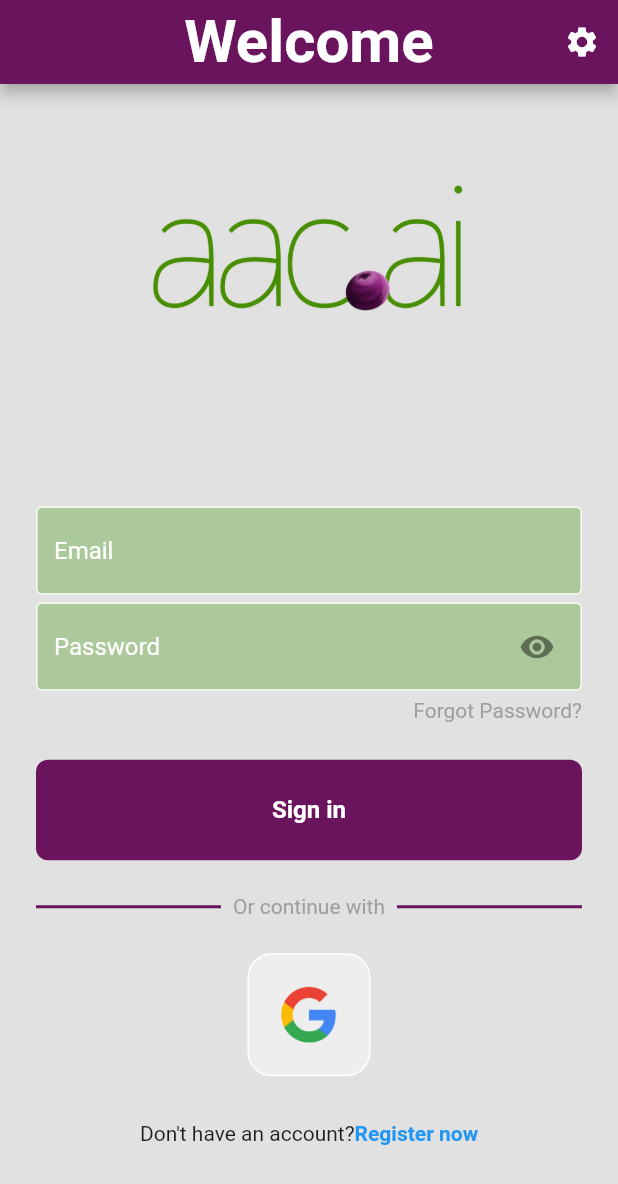
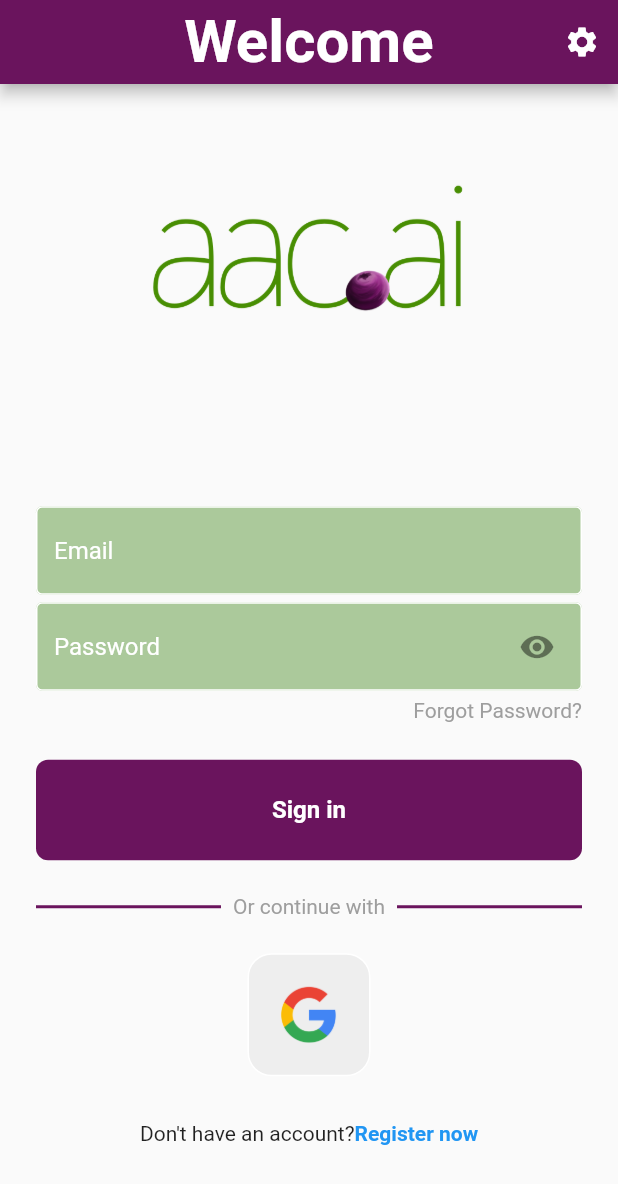
Before and after one commit to biiggman/aacai, a Flutter app: the screen it shows after launch, on a phone screen of 412 x 824 dp. Shown: the top 1184 px of the screen. Run offline on Flutter 3.47's test engine with Material 2 defaults, Android fonts, the phone set to English and light mode, and no system bars; our stand-ins replace cached_network_image, camera, cloud_firestore, easy_localization, firebase_auth, firebase_core and 7 more; missing offline and left inert: tflite; accounts and stored records are empty.

Commit message:
modified:   lib/ui/imageboard_ui.dart/custom_appbar.dart 	modified:   lib/ui/login/login_page.dart 	modified:   lib/utils/UI_templates.dart 	modified:   lib/utils/themes.dart

```diff
--- a/lib/ui/imageboard_ui.dart/custom_appbar.dart
+++ b/lib/ui/imageboard_ui.dart/custom_appbar.dart
@@ -51,7 +51,6 @@ class _CustomAppBarState extends State<CustomAppBar> {
   @override
   Widget build(BuildContext context) {
     return AppBar(
-      backgroundColor: Colors.white,
       centerTitle: false,
       automaticallyImplyLeading: false,
       actions: widget.buttons.isNotEmpty
--- a/lib/ui/login/login_page.dart
+++ b/lib/ui/login/login_page.dart
@@ -50,8 +50,6 @@ class _LoginPageState extends State<LoginPage> {
 
   @override
   Widget build(BuildContext context) {
-    MyThemes.lightTheme;
-
     //  final appleSignInAvailable =
     //     Provider.of<AppleSignInAvailable>(context, listen: false);
 
@@ -63,8 +61,6 @@ class _LoginPageState extends State<LoginPage> {
               _focusPassword.unfocus();
             },
             child: Scaffold(
-              //page background color
-              backgroundColor: const Color.fromARGB(255, 225, 225, 225),
               //top bar
               appBar: AppBar(
                   title: Text('login_welcome_header'.tr()),
@@ -111,8 +107,20 @@ class _LoginPageState extends State<LoginPage> {
                                           Validator.validateEmail(
                                         email: value,
                                       ),
-                                      decoration: UITemplates.textFieldDeco(
-                                          hintText: "login_email_hinttext".tr()),
+                                      decoration: InputDecoration(
+                                          hintText: "login_email_hinttext".tr(),
+                                          enabledBorder:
+                                              const OutlineInputBorder(
+                                                  borderSide: BorderSide(
+                                                      color: Colors.white)),
+                                          errorBorder: OutlineInputBorder(
+                                            borderRadius:
+                                                BorderRadius.circular(6.0),
+                                            borderSide: const BorderSide(
+                                              color: Colors.red,
+                                            ),
+                                          ),
+                                          filled: true),
                                     ),
                                     const SizedBox(height: 5),
                                     //password textfield
@@ -125,9 +133,8 @@ class _LoginPageState extends State<LoginPage> {
                                         password: value,
                                       ),
                                       decoration: InputDecoration(
-                                          hintText: "login_password_hinttext".tr(),
-                                          hintStyle: const TextStyle(
-                                              color: Colors.white),
+                                          hintText:
+                                              "login_password_hinttext".tr(),
                                           //Icon button toggles password visibility
                                           suffixIcon: IconButton(
                                             padding: const EdgeInsetsDirectional
@@ -153,12 +160,6 @@ class _LoginPageState extends State<LoginPage> {
                                               color: Colors.red,
                                             ),
                                           ),
-                                          focusedBorder:
-                                              const OutlineInputBorder(
-                                                  borderSide: BorderSide(
-                                                      color:
-                                                          Color(0xff6A145D))),
-                                          fillColor: const Color(0xffABC99B),
                                           filled: true),
                                     ),
                                     const SizedBox(height: 5),
@@ -177,8 +178,8 @@ class _LoginPageState extends State<LoginPage> {
                                           },
                                           child: Text(
                                             'login_forgot_pw'.tr(),
-                                            style:
-                                                const TextStyle(color: Colors.grey),
+                                            style: const TextStyle(
+                                                color: Colors.grey),
                                           ),
                                         ),
                                       ],
@@ -226,7 +227,8 @@ class _LoginPageState extends State<LoginPage> {
                                               }
                                             },
                                             child: UITemplates.buttonDeco(
-                                                displayText: "login_signin_prompt".tr(),
+                                                displayText:
+                                                    "login_signin_prompt".tr(),
                                                 vertInset: 24),
                                           ),
 
@@ -235,23 +237,18 @@ class _LoginPageState extends State<LoginPage> {
                                     Row(
                                       children: [
                                         const Expanded(
-                                          child: Divider(
-                                            thickness: 2,
-                                            color: Color(0xff6A145D),
-                                          ),
+                                          child: Divider(),
                                         ),
                                         Padding(
                                           padding: const EdgeInsets.all(8.0),
                                           child: Text(
                                             'login_continue_prompt'.tr(),
-                                            style:
-                                                const TextStyle(color: Colors.grey),
+                                            style: const TextStyle(
+                                                color: Colors.grey),
                                           ),
                                         ),
                                         const Expanded(
-                                          child: Divider(
-                                              thickness: 2,
-                                              color: Color(0xff6A145D)),
+                                          child: Divider(),
                                         ),
                                       ],
                                     ),
--- a/lib/utils/UI_templates.dart
+++ b/lib/utils/UI_templates.dart
@@ -6,19 +6,21 @@ class UITemplates {
   static InputDecoration textFieldDeco({required String hintText}) {
     return (InputDecoration(
         hintText: hintText,
-        hintStyle: const TextStyle(color: Colors.white),
-        enabledBorder: const OutlineInputBorder(
-            borderSide: BorderSide(color: Colors.white)),
         errorBorder: OutlineInputBorder(
           borderRadius: BorderRadius.circular(6.0),
           borderSide: const BorderSide(
             color: Colors.red,
           ),
+          /* hintStyle: const TextStyle(color: Colors.white),
+        enabledBorder: const OutlineInputBorder(
+            borderSide: BorderSide(color: Colors.white)),
+
         ),
         focusedBorder: const OutlineInputBorder(
             borderSide: BorderSide(color: Color(0xff6A145D))),
         fillColor: const Color(0xffABC99B),
-        filled: true));
+        filled: true*/
+        )));
   }
 
 //general button decoration
--- a/lib/utils/themes.dart
+++ b/lib/utils/themes.dart
@@ -1,3 +1,4 @@
+import 'package:aacademic/ui/imageboard_ui.dart/custom_appbar.dart';
 import 'package:flutter/material.dart';
 import 'package:path/path.dart';
 
@@ -89,10 +90,25 @@ class MyThemes {
           splashColor: Color(0xffABC99B)),
 
 //Color scheme properties
-    colorScheme: ColorScheme.fromSwatch()
-        .copyWith(secondary: Colors.white)
-        .copyWith(background: const Color(0xff6A145D)),
-  );
+      colorScheme:
+          ColorScheme.fromSwatch().copyWith(secondary: Colors.white).copyWith(
+                background: const Color.fromARGB(255, 225, 225, 225),
+              ),
+      inputDecorationTheme: const InputDecorationTheme(
+          hintStyle: TextStyle(color: Colors.white),
+          enabledBorder:
+              OutlineInputBorder(borderSide: BorderSide(color: Colors.white)),
+          errorBorder: OutlineInputBorder(
+            borderSide: BorderSide(
+              color: Colors.red,
+            ),
+          ),
+          focusedBorder: OutlineInputBorder(
+              borderSide: BorderSide(color: Color(0xff6A145D))),
+          fillColor: Color(0xffABC99B),
+          filled: true),
+      dividerTheme:
+          const DividerThemeData(thickness: 2, color: Color(0xff6A145D)));
 
   static final ThemeData darkTheme = ThemeData(
       primaryColor: Colors.grey,
@@ -102,7 +118,10 @@ class MyThemes {
       dialogBackgroundColor: Colors.black54,
       textSelectionTheme:
           const TextSelectionThemeData(selectionColor: Colors.grey),
-  );
+      textTheme: darkTextTheme);
+
+  static const TextTheme darkTextTheme =
+      TextTheme(labelLarge: TextStyle(color: Colors.black));
 
   static final ThemeData protanopiaTheme = ThemeData(
       primaryColor: const Color(0xff4A4940),
@@ -150,7 +169,37 @@ class MyThemes {
           },
         ),
       )),
-  );
+      buttonTheme: const ButtonThemeData(
+          buttonColor: Color(0xff4A4940),
+          focusColor: Color(0xff8c8c27),
+          splashColor: Color(0xff393C09)),
+
+//floating action button properties, used to hold a buttons position on a page while scrolling.
+      floatingActionButtonTheme: const FloatingActionButtonThemeData(
+          backgroundColor: Color(0xff4A4940),
+          focusColor: Color(0xff8c8c27),
+          splashColor: Color(0xff393C09)),
+
+//Color scheme properties
+      colorScheme:
+          ColorScheme.fromSwatch().copyWith(secondary: Colors.white).copyWith(
+                background: const Color.fromARGB(255, 225, 225, 225),
+              ),
+      inputDecorationTheme: const InputDecorationTheme(
+          hintStyle: TextStyle(color: Colors.white),
+          enabledBorder:
+              OutlineInputBorder(borderSide: BorderSide(color: Colors.white)),
+          errorBorder: OutlineInputBorder(
+            borderSide: BorderSide(
+              color: Colors.red,
+            ),
+          ),
+          focusedBorder: OutlineInputBorder(
+              borderSide: BorderSide(color: Color(0xff4A4940))),
+          fillColor: Color(0xff8c8c27),
+          filled: true),
+      dividerTheme:
+          const DividerThemeData(thickness: 2, color: Color(0xff4A4940)));
 
   static final ThemeData tritanopiaTheme = ThemeData(
       primaryColor: const Color(0xff553e3e),
@@ -198,7 +247,37 @@ class MyThemes {
           },
         ),
       )),
-  );
+      buttonTheme: const ButtonThemeData(
+          buttonColor: Color(0xff553e3e),
+          focusColor: Color(0xff7d464c),
+          splashColor: Color(0xff391f21)),
+
+//floating action button properties, used to hold a buttons position on a page while scrolling.
+      floatingActionButtonTheme: const FloatingActionButtonThemeData(
+          backgroundColor: Color(0xff553e3e),
+          focusColor: Color(0xff7d464c),
+          splashColor: Color(0xff391f21)),
+
+//Color scheme properties
+      colorScheme:
+          ColorScheme.fromSwatch().copyWith(secondary: Colors.white).copyWith(
+                background: const Color.fromARGB(255, 225, 225, 225),
+              ),
+      inputDecorationTheme: const InputDecorationTheme(
+          hintStyle: TextStyle(color: Colors.white),
+          enabledBorder:
+              OutlineInputBorder(borderSide: BorderSide(color: Colors.white)),
+          errorBorder: OutlineInputBorder(
+            borderSide: BorderSide(
+              color: Colors.red,
+            ),
+          ),
+          focusedBorder: OutlineInputBorder(
+              borderSide: BorderSide(color: Color(0xff553e3e))),
+          fillColor: Color(0xff7d464c),
+          filled: true),
+      dividerTheme:
+          const DividerThemeData(thickness: 2, color: Color(0xff553e3e)));
 
   static final ThemeData achromatopsiaTheme = ThemeData(
       primaryColor: const Color(0xff434343),
@@ -246,7 +325,37 @@ class MyThemes {
           },
         ),
       )),
-  );
+      buttonTheme: const ButtonThemeData(
+          buttonColor: Color(0xff434343),
+          focusColor: Color(0xff848484),
+          splashColor: Colors.white70),
+
+//floating action button properties, used to hold a buttons position on a page while scrolling.
+      floatingActionButtonTheme: const FloatingActionButtonThemeData(
+          backgroundColor: Color(0xff434343),
+          focusColor: Color(0xff848484),
+          splashColor: Colors.white70),
+
+//Color scheme properties
+      colorScheme:
+          ColorScheme.fromSwatch().copyWith(secondary: Colors.white).copyWith(
+                background: const Color.fromARGB(255, 225, 225, 225),
+              ),
+      inputDecorationTheme: const InputDecorationTheme(
+          hintStyle: TextStyle(color: Colors.white),
+          enabledBorder:
+              OutlineInputBorder(borderSide: BorderSide(color: Colors.white)),
+          errorBorder: OutlineInputBorder(
+            borderSide: BorderSide(
+              color: Colors.red,
+            ),
+          ),
+          focusedBorder: OutlineInputBorder(
+              borderSide: BorderSide(color: Color(0xff434343))),
+          fillColor: Color(0xff848484),
+          filled: true),
+      dividerTheme:
+          const DividerThemeData(thickness: 2, color: Color(0xff434343)));
 }
 
 class ThemeModel extends ChangeNotifier {
```
Lines whose indentation alone changed are shown as unchanged.
